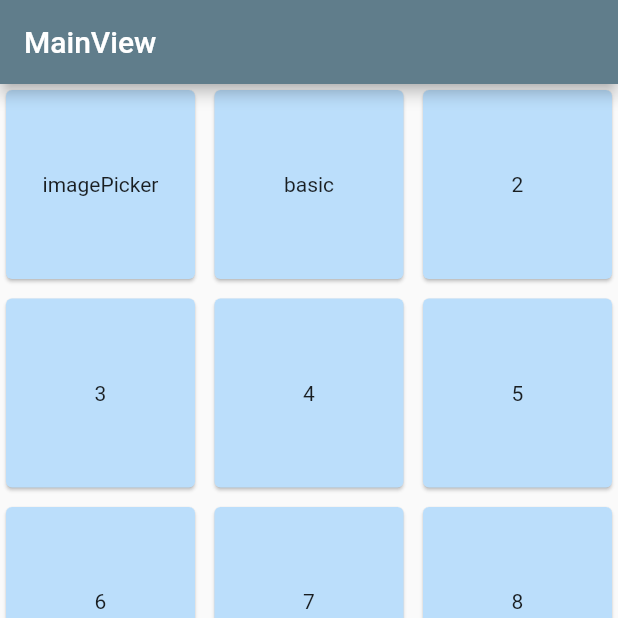
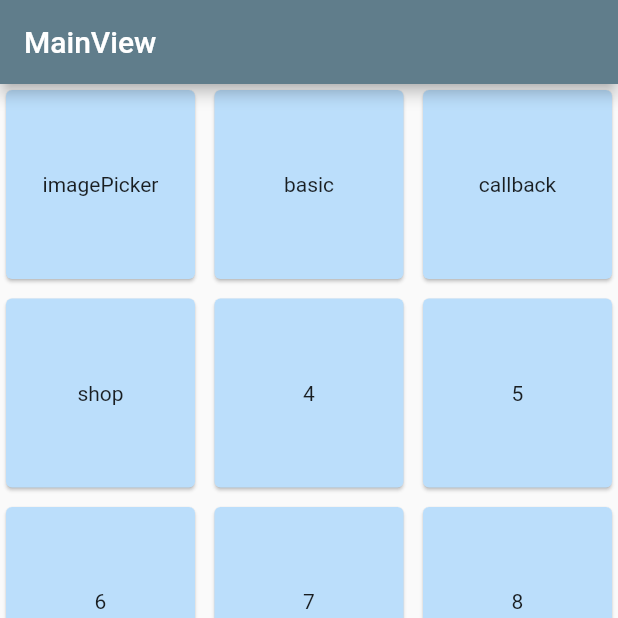
Before and after one commit to zhongkai886/account_note, a Flutter app: the screen it shows after launch, on a phone screen of 412 x 824 dp, the top half of it. Run offline on Flutter 3.47's test engine with Material 2 defaults, Android fonts, the phone set to English and light mode, and no system bars; our stand-ins replace hive, hive_flutter, image_picker; missing offline and left inert: dart:js; accounts and stored records are empty.

Commit message:
it help daily

```diff
--- a/lib/main.dart
+++ b/lib/main.dart
@@ -1,24 +1,34 @@
+import 'dart:js';
+
 import 'package:flutter/material.dart';
 import 'package:flutter_account_note/account.info.view.dart';
 import 'package:flutter_account_note/basic_view.dart';
+import 'package:flutter_account_note/callback_view.dart';
 import 'package:flutter_account_note/image_picker_page.dart';
 import 'package:flutter_account_note/main_view.dart';
 import 'package:flutter_account_note/model/account.info.dart';
+import 'package:flutter_account_note/shop/cart/cart_model.dart';
+import 'package:flutter_account_note/shop/shop_view.dart';
 import 'package:hive/hive.dart';
 import 'package:hive_flutter/hive_flutter.dart';
+import 'package:provider/provider.dart';
 
 Future<void> main() async {
   WidgetsFlutterBinding.ensureInitialized();
   await Hive.initFlutter();
   Hive.registerAdapter(AccountInfoAdapter());
   await Hive.openBox<AccountInfo>('accountInfos');
-  runApp(const MyApp());
+  runApp(
+    const MyApp(),
+  );
 }
 
 class MyApp extends StatelessWidget {
   const MyApp({Key? key}) : super(key: key);
   static const IMAGEPICKER = '/imagePicker';
   static const BASIC = '/basic';
+  static const CALLBACK = '/callback';
+  static const SHOP = '/shop';
 
   // This widget is the root of your application.
   @override
@@ -29,7 +39,12 @@ class MyApp extends StatelessWidget {
       routes: {
         '/': (context) => const MainView(),
         BASIC: (context) => const BasicView(),
-        IMAGEPICKER: (context) => ImagePickerPage(),
+        IMAGEPICKER: (context) => const ImagePickerPage(),
+        CALLBACK: (context) => const CallBackView(),
+        SHOP: (context) => ChangeNotifierProvider(
+              create: (context) => CartModel(),
+              child: const ShopView(),
+            ),
       },
       theme: ThemeData(
         primarySwatch: Colors.blueGrey,
--- a/lib/main_view.dart
+++ b/lib/main_view.dart
@@ -33,6 +33,12 @@ class _MainViewState extends State<MainView> {
               case 1:
                 _title = MyApp.BASIC.replaceFirst('/', '');
                 break;
+              case 2:
+                _title = MyApp.CALLBACK.replaceFirst('/', '');
+                break;
+              case 3:
+                _title = MyApp.SHOP.replaceFirst('/', '');
+                break;
               default:
                 _title = index.toString();
             }
@@ -44,6 +50,12 @@ class _MainViewState extends State<MainView> {
                     break;
                   case 1:
                     Navigator.pushNamed(context, MyApp.BASIC);
+                    break;
+                  case 2:
+                    Navigator.pushNamed(context, MyApp.CALLBACK);
+                    break;
+                  case 3:
+                    Navigator.pushNamed(context, MyApp.SHOP);
                     break;
                 }
               },
--- /dev/null
+++ b/lib/shop/cart/cart_model.dart
@@ -0,0 +1,26 @@
+import 'dart:collection';
+
+import 'package:flutter/widgets.dart';
+
+class CartModel extends ChangeNotifier {
+  final List<Item> _items = [];
+  UnmodifiableListView<Item> get items => UnmodifiableListView(_items);
+
+  int get totalPrice => _items.length * 42;
+
+  void add(Item item) {
+    _items.add(item);
+    notifyListeners();
+  }
+
+  void removeAll() {
+    _items.clear();
+    notifyListeners();
+  }
+}
+
+class Item {
+  final name;
+  final price;
+  Item({this.name, this.price});
+}
--- a/pubspec.yaml
+++ b/pubspec.yaml
@@ -37,6 +37,7 @@ dependencies:
   hive: ^2.1.0
   hive_flutter: ^1.0.0
   image_picker: ^0.8.5+3
+  provider: ^6.0.3
 
 
 dev_dependencies:
```
Also changed, not shown: lib/callback_view.dart (added, +50 -0 lines), lib/shop/shop_view.dart (added, +65 -0 lines), pubspec.lock.
